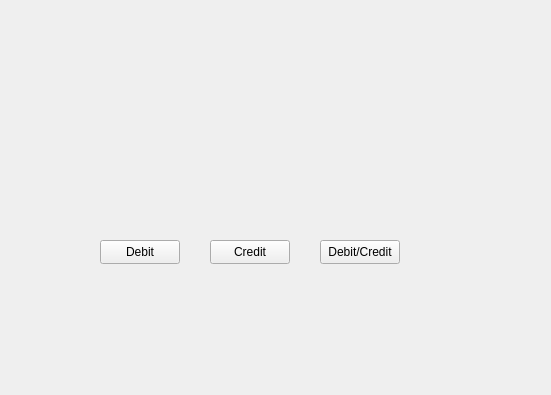
22kmo-project/group_3, file frontend/mainwindow.ui: the form before one commit; both pictures show x 140 to 691 and y 0 to 395 of the 800 by 600 pixel window.
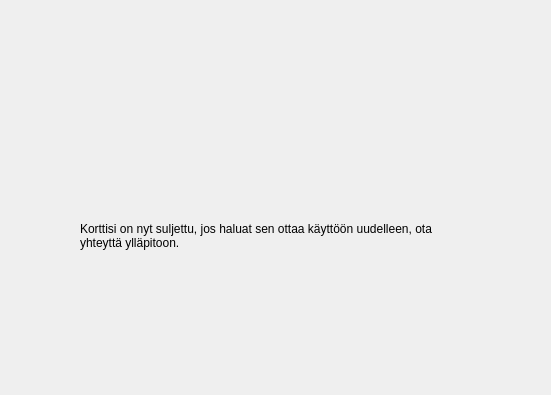
The form after the commit. Icons and pictures are not drawn.

Patch:
```diff
--- a/frontend/mainwindow.ui
+++ b/frontend/mainwindow.ui
@@ -675,43 +675,29 @@
        <string/>
       </property>
      </widget>
-     <widget class="QPushButton" name="syotaDebit">
+     <widget class="QLabel" name="label_24">
       <property name="geometry">
        <rect>
-        <x>100</x>
-        <y>210</y>
-        <width>80</width>
-        <height>24</height>
+        <x>80</x>
+        <y>130</y>
+        <width>391</width>
+        <height>151</height>
        </rect>
       </property>
-      <property name="text">
-       <string>Debit</string>
+      <property name="styleSheet">
+       <string notr="true">font: 16pt &quot;Segoe UI&quot;;</string>
       </property>
-     </widget>
-     <widget class="QPushButton" name="syotaCredit">
-      <property name="geometry">
-       <rect>
-        <x>210</x>
-        <y>210</y>
-        <width>80</width>
-        <height>24</height>
-       </rect>
-      </property>
       <property name="text">
-       <string>Credit</string>
+       <string>Korttisi on nyt suljettu, jos haluat sen ottaa käyttöön uudelleen, ota yhteyttä ylläpitoon.</string>
       </property>
-     </widget>
-     <widget class="QPushButton" name="syotaCombo">
-      <property name="geometry">
-       <rect>
-        <x>320</x>
-        <y>210</y>
-        <width>80</width>
-        <height>24</height>
-       </rect>
+      <property name="textFormat">
+       <enum>Qt::AutoText</enum>
       </property>
-      <property name="text">
-       <string>Debit/Credit</string>
+      <property name="scaledContents">
+       <bool>false</bool>
+      </property>
+      <property name="wordWrap">
+       <bool>true</bool>
       </property>
      </widget>
     </widget>
```
Left out of the diff: 30 changed lines with no effect on the pictures.
